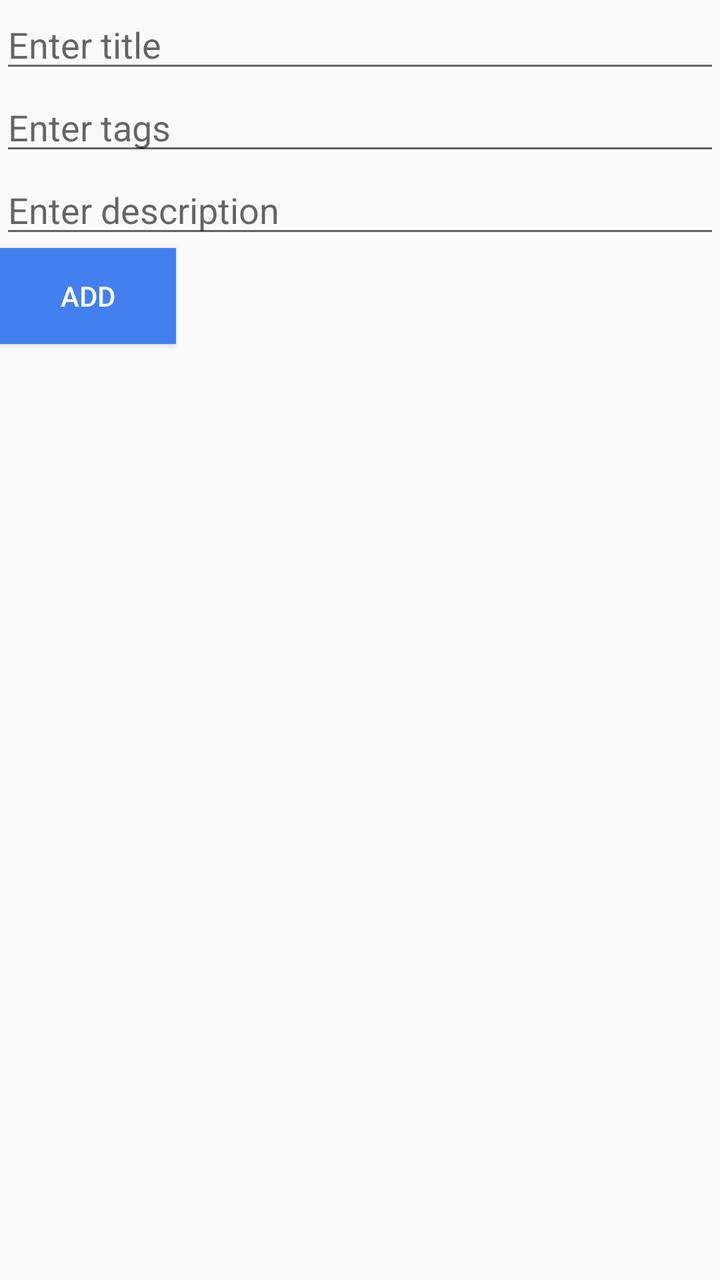
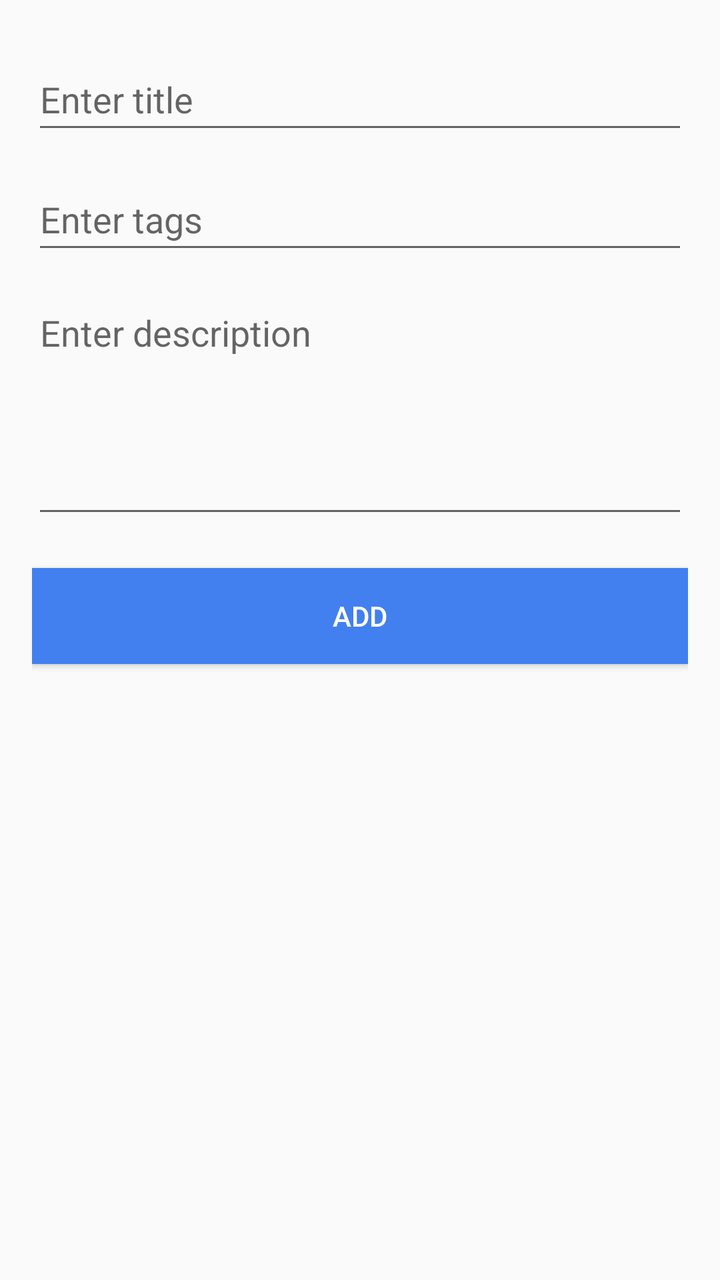

Compare the two renders of this Android layout. The source of the first and the diff that turns it into the second are given below.
<!-- AndroidManifest.xml: application theme Theme.ToDoList -->
<!-- res/layout/fragment_add_task.xml -->
<?xml version="1.0" encoding="utf-8"?>
<LinearLayout
    xmlns:android="http://schemas.android.com/apk/res/android"
    android:orientation="vertical"
    android:layout_width="match_parent"
    android:layout_height="match_parent">
    <EditText
        android:layout_width="match_parent"
        android:layout_height="wrap_content"
        android:hint="@string/enter_title"
        android:id="@+id/titleEdit"
        android:inputType="text"
        android:autofillHints="none"/>
    <EditText
        android:layout_width="match_parent"
        android:layout_height="wrap_content"
        android:hint="@string/enter_tags"
        android:id="@+id/tagEdit"
        android:inputType="text"
        android:autofillHints="none"/>
    <EditText
        android:layout_width="match_parent"
        android:layout_height="wrap_content"
        android:id="@+id/descriptionEdit"
        android:hint="@string/enter_description"
        android:inputType="text"
        android:autofillHints="none"/>
    <Button
        android:layout_width="wrap_content"
        android:layout_height="wrap_content"
        android:text="@string/add"
        android:id="@+id/addBtn"
        android:background="#4280EF"
        android:textColor="@color/white"/>
</LinearLayout>
<!-- resources referenced by this layout -->
<resources>
  <color name="white">#FFFFFFFF</color>
  <string name="add">Add</string>
  <string name="enter_description">Enter description</string>
  <string name="enter_tags">Enter tags</string>
  <string name="enter_title">Enter title</string>
  <style name="Theme.ToDoList" parent="Theme.AppCompat.Light.NoActionBar">
          <item name="colorPrimary">@color/purple_500</item>
          <item name="colorPrimaryDark">@color/purple_700</item>
          <item name="colorAccent">@color/teal_200</item>
      </style>
  <color name="purple_500">#FF6200EE</color>
  <color name="purple_700">#FF3700B3</color>
  <color name="teal_200">#FF03DAC5</color>
</resources>

<!-- the commit's change to res/layout/fragment_add_task.xml (unified diff, before → after) -->
@@ -3,33 +3,46 @@
     xmlns:android="http://schemas.android.com/apk/res/android"
     android:orientation="vertical"
     android:layout_width="match_parent"
-    android:layout_height="match_parent">
+    android:layout_height="match_parent"
+    android:padding="16dp">
+
     <EditText
+        android:id="@+id/titleEdit"
+        android:minHeight="48dp"
         android:layout_width="match_parent"
         android:layout_height="wrap_content"
+        android:layout_marginTop="8dp"
         android:hint="@string/enter_title"
-        android:id="@+id/titleEdit"
         android:inputType="text"
-        android:autofillHints="none"/>
+        android:autofillHints="none" />
+
     <EditText
+        android:id="@+id/tagEdit"
+        android:minHeight="48dp"
         android:layout_width="match_parent"
         android:layout_height="wrap_content"
+        android:layout_marginTop="12dp"
         android:hint="@string/enter_tags"
-        android:id="@+id/tagEdit"
         android:inputType="text"
-        android:autofillHints="none"/>
+        android:autofillHints="none" />
+
     <EditText
+        android:id="@+id/descriptionEdit"
+        android:layout_width="match_parent"
+        android:layout_height="120dp"
+        android:layout_marginTop="12dp"
+        android:hint="@string/enter_description"
+        android:inputType="textMultiLine"
+        android:gravity="top"
+        android:autofillHints="none" />
+
+    <Button
+        android:id="@+id/addBtn"
         android:layout_width="match_parent"
         android:layout_height="wrap_content"
-        android:id="@+id/descriptionEdit"
-        android:hint="@string/enter_description"
-        android:inputType="text"
-        android:autofillHints="none"/>
-    <Button
-        android:layout_width="wrap_content"
-        android:layout_height="wrap_content"
+        android:layout_marginTop="20dp"
         android:text="@string/add"
-        android:id="@+id/addBtn"
         android:background="#4280EF"
-        android:textColor="@color/white"/>
+        android:textColor="@color/white" />
+
 </LinearLayout>
